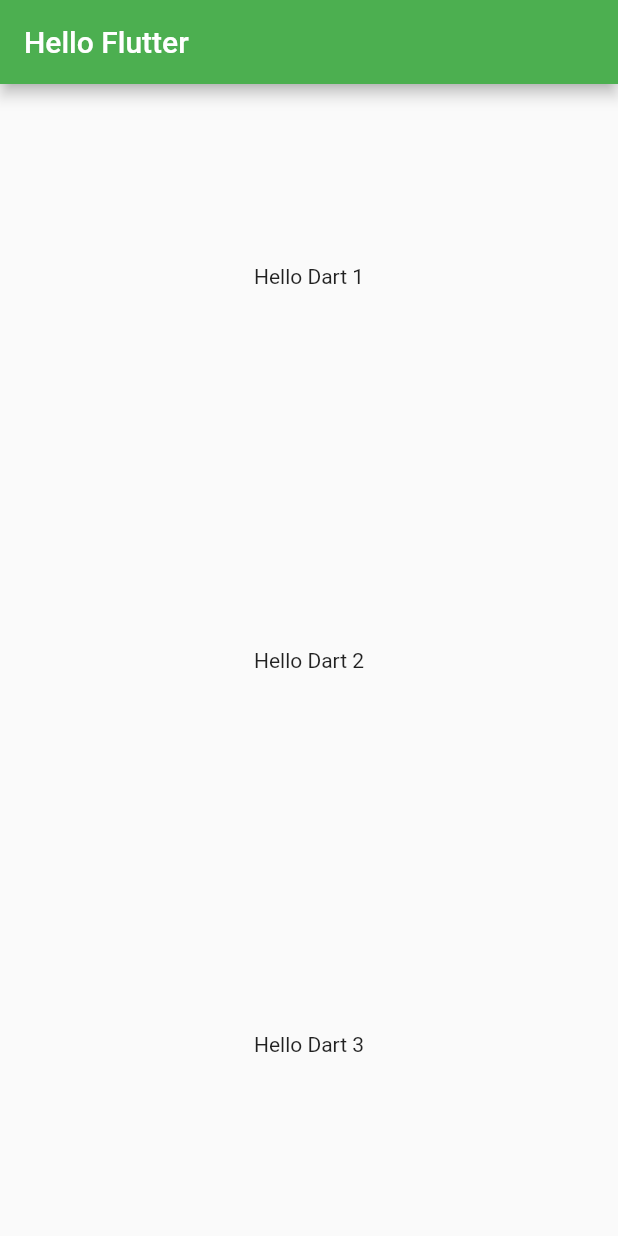
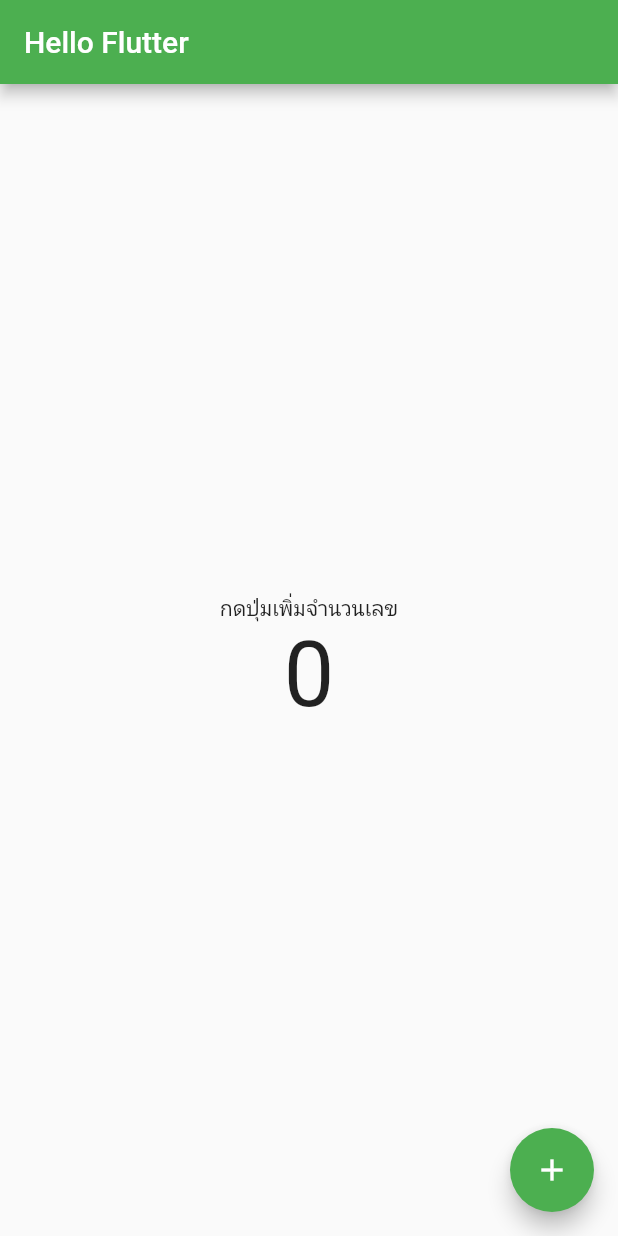
Before and after one commit to Ammarit2545/Flutter_Tutorial, a Flutter app: the screen it shows after launch, on a phone screen of 412 x 824 dp. Run offline on Flutter 3.47's test engine with Material 2 defaults, Android fonts, the phone set to English and light mode, and no system bars.

Commit message:
14th commit

```diff
--- a/lib/main.dart
+++ b/lib/main.dart
@@ -26,6 +26,8 @@ class MyHomePage extends StatefulWidget {
 }
 
 class _MyHomePageState extends State<MyHomePage> {
+  int number = 0; //สร้าง state
+
   @override
   Widget build(BuildContext context) {
     return Scaffold(
@@ -35,13 +37,16 @@ class _MyHomePageState extends State<MyHomePage> {
       ),
       body: Center(
         child: Column(
-          mainAxisAlignment: MainAxisAlignment.spaceAround,
+          mainAxisAlignment: MainAxisAlignment.center,
           children: [
-            Text("Hello Dart 1"),
-            Text("Hello Dart 2"),
-            Text("Hello Dart 3")
+            Text("กดปุ่มเพิ่มจำนวนเลข"),
+            Text("$number", style: TextStyle(fontSize: 60))
           ],
         ),
+      ),
+      floatingActionButton: FloatingActionButton(
+        onPressed: () {},
+        child: Icon(Icons.add),
       ),
     );
   }
```
